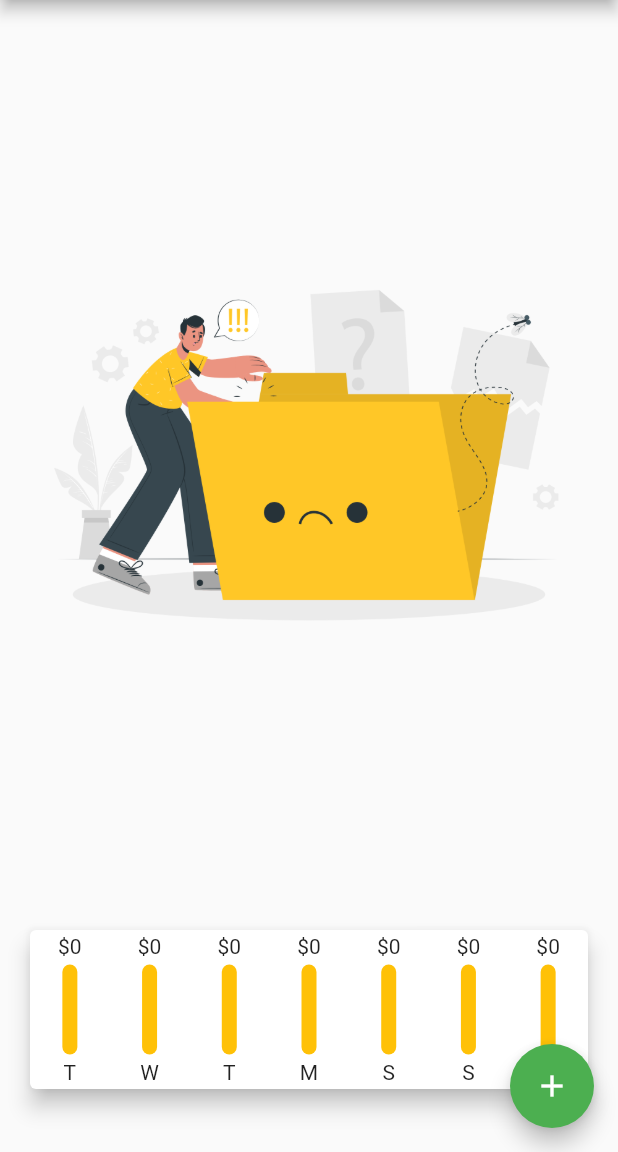
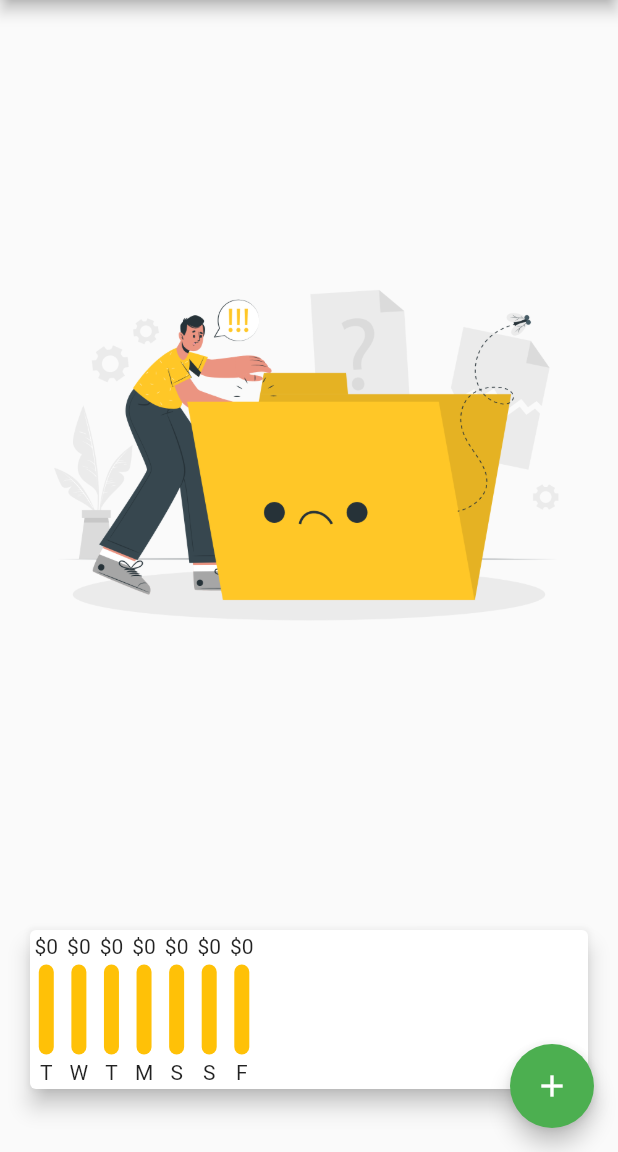
Before and after one commit to AlessandroDodi/personal_expenses_flutter_app, a Flutter app: the screen it shows after launch, on a phone screen of 412 x 824 dp, the part 84-1236 px from its top. Run offline on Flutter 3.47's test engine with Material 2 defaults, Android fonts, the phone set to English and light mode, and no system bars; Roboto replaces fonts that are missing (GothicA1).

Commit message:
Fix dividing by zero bug

```diff
--- a/lib/widgets/chart.dart
+++ b/lib/widgets/chart.dart
@@ -38,12 +38,11 @@ class Chart extends StatelessWidget {
       elevation: 6,
       margin: EdgeInsets.all(20),
       child: Row(
-        mainAxisAlignment: MainAxisAlignment.spaceAround,
         children: groupedTransactionValues.map((data) {
           return ChartBar(
             data['day'].toString(),
             (data['amount'] as double),
-            (data['amount'] as double) / maxSpending,
+            maxSpending == 0.0 ? 0.0 : (data['amount'] as double) / maxSpending,
           );
         }).toList(),
       ),
```
